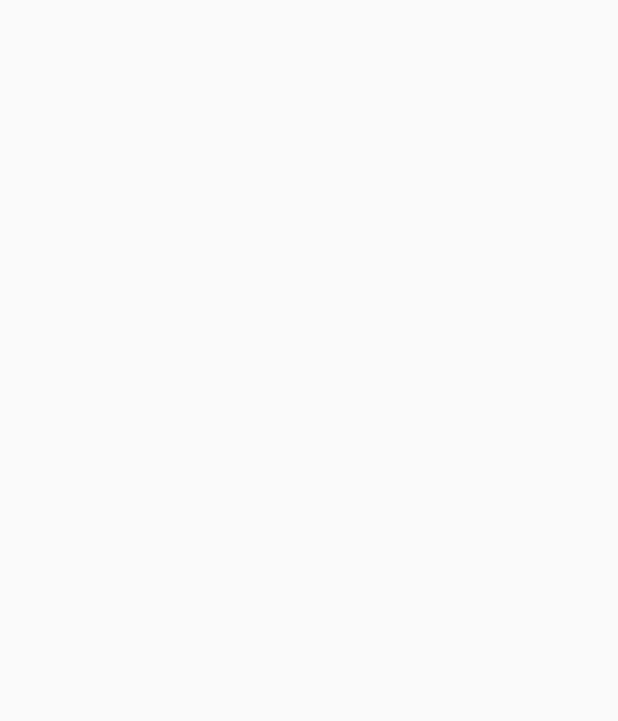
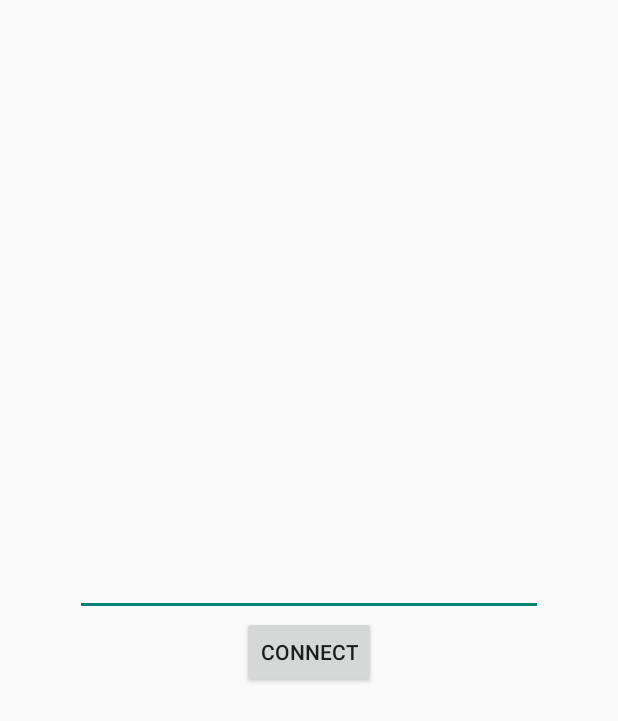
Before and after one commit to gitanuj/gesture-recog, an Android app: the screen it shows after launch (HomeActivity), on a phone screen of 412 x 824 dp. Before the commit the part shown is empty. Shown: the top 721 px of the screen. Run offline under Robolectric (Android 15) with nearby library versions, the phone set to English and light mode, and no system bars.

```diff
--- a/AndroGesture/app/src/main/java/com/gesture/recog/HomeActivity.java
+++ b/AndroGesture/app/src/main/java/com/gesture/recog/HomeActivity.java
@@ -1,73 +1,36 @@
 package com.gesture.recog;
 
 import android.app.Activity;
-import android.content.Context;
-import android.hardware.Sensor;
-import android.hardware.SensorEvent;
-import android.hardware.SensorEventListener;
-import android.hardware.SensorManager;
+import android.content.Intent;
 import android.os.Bundle;
-import android.widget.TextView;
+import android.view.View;
+import android.widget.Button;
+import android.widget.EditText;
 
-public class HomeActivity extends Activity implements SensorEventListener {
+public class HomeActivity extends Activity implements View.OnClickListener {
 
-    private SensorManager mSensorManager;
+    private EditText mEditText;
 
-    private Sensor mSensor;
-
-    private TextView mTextView;
+    private Button mButton;
 
     @Override
     protected void onCreate(Bundle savedInstanceState) {
         super.onCreate(savedInstanceState);
         setContentView(R.layout.activity_home);
 
-        mTextView = (TextView) findViewById(R.id.tv);
+        mEditText = (EditText) findViewById(R.id.et_server_address);
+        mButton = (Button) findViewById(R.id.btn_connect);
 
-        mSensorManager = (SensorManager) getSystemService(Context.SENSOR_SERVICE);
-        mSensor = mSensorManager.getDefaultSensor(Sensor.TYPE_LINEAR_ACCELERATION);
+        mButton.setOnClickListener(this);
     }
 
     @Override
-    public void onSensorChanged(SensorEvent event) {
-        if (event.sensor.getType() == Sensor.TYPE_LINEAR_ACCELERATION) {
-            onLinearAccelerationChanged(event);
-        }
-    }
+    public void onClick(View v) {
 
-    @Override
-    public void onAccuracyChanged(Sensor sensor, int accuracy) {
+        String serverAddress = mEditText.getText().toString();
 
-    }
-
-    private void onLinearAccelerationChanged(SensorEvent event) {
-        float[] values = event.values;
-
-        // Movement
-        float x = values[0];
-        float y = values[1];
-        float z = values[2];
-
-        StringBuilder str = new StringBuilder();
-        str.append("x:");
-        str.append(String.valueOf(x));
-        str.append("\ny:");
-        str.append(String.valueOf(y));
-        str.append("\nz:");
-        str.append(String.valueOf(z));
-
-        mTextView.setText(str);
-    }
-
-    @Override
-    protected void onResume() {
-        super.onResume();
-        mSensorManager.registerListener(this, mSensor, SensorManager.SENSOR_DELAY_FASTEST);
-    }
-
-    @Override
-    protected void onPause() {
-        super.onPause();
-        mSensorManager.unregisterListener(this);
+        Intent intent = new Intent(this, SensorActivity.class);
+        intent.putExtra(SensorActivity.SERVER_IP, serverAddress);
+        startActivity(intent);
     }
 }
--- a/AndroGesture/app/src/main/res/layout/activity_home.xml
+++ b/AndroGesture/app/src/main/res/layout/activity_home.xml
@@ -2,11 +2,20 @@
 <LinearLayout xmlns:android="http://schemas.android.com/apk/res/android"
     android:layout_width="match_parent"
     android:layout_height="match_parent"
+    android:layout_margin="50dp"
+    android:gravity="center"
     android:orientation="vertical">
 
-    <TextView
-        android:id="@+id/tv"
+    <EditText
+        android:id="@+id/et_server_address"
         android:layout_width="match_parent"
-        android:layout_height="match_parent" />
+        android:layout_height="wrap_content"
+        android:singleLine="true" />
+
+    <Button
+        android:id="@+id/btn_connect"
+        android:layout_width="wrap_content"
+        android:layout_height="wrap_content"
+        android:text="Connect" />
 
 </LinearLayout>
```
Also changed, not shown: AndroGesture/app/src/main/AndroidManifest.xml (+9 -1 lines), AndroGesture/app/src/main/java/com/gesture/recog/SensorActivity.java (added, +122 -0 lines), AndroGesture/app/src/main/res/layout/activity_sensor.xml (added, +7 -0 lines), 1 other file.
